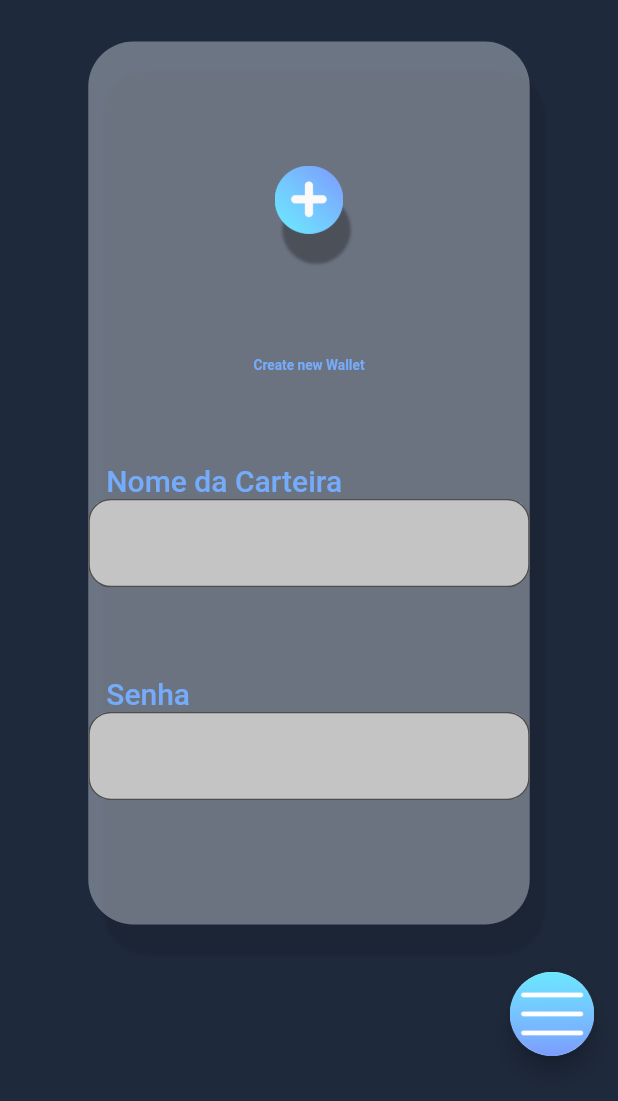
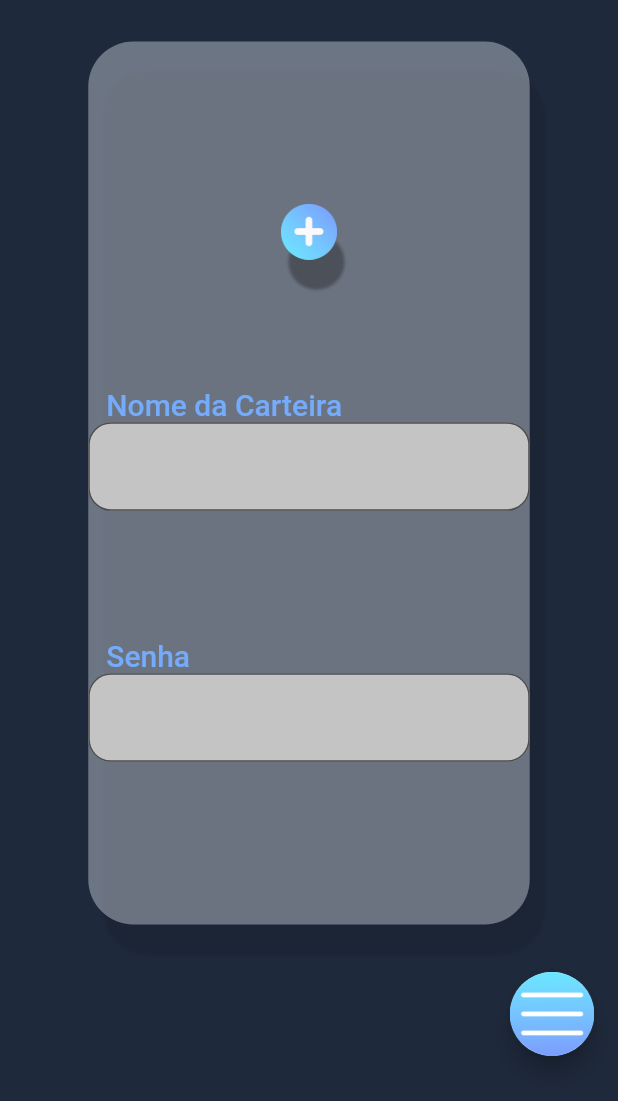
Before and after one commit to felipegenef/MyPendriveWallet, a Flutter app: the AddWalletPage screen opened by its route, on a phone screen of 412 x 824 dp, the part 135-1236 px from its top. Run offline on Flutter 3.47's test engine with Material 2 defaults, Android fonts, the phone set to English and light mode, and no system bars; our stand-ins replace pie_chart.

Commit message:
ajust icon size

```diff
--- a/lib/app/ui/Pages/AddWallet/AddWallet.dart
+++ b/lib/app/ui/Pages/AddWallet/AddWallet.dart
@@ -29,13 +29,9 @@ class _AddWalletPageState extends State<AddWalletPage> {
             child: Row(
               crossAxisAlignment: CrossAxisAlignment.center,
               mainAxisAlignment: MainAxisAlignment.spaceEvenly,
-              children: [
+              children: const [
                 AddWalletCard(
-                  onClick: () {
-                    print("add");
-                  },
                   imageURL: "assets/add.png",
-                  label: "Create new Wallet",
                 ),
               ],
             ),
--- a/lib/app/ui/Pages/AddWallet/widgets/AddWalletCard.dart
+++ b/lib/app/ui/Pages/AddWallet/widgets/AddWalletCard.dart
@@ -4,11 +4,12 @@ import 'package:flutter/services.dart';
 import '../../../../constants.dart';
 
 class AddWalletCard extends StatefulWidget {
-  const AddWalletCard({Key key, this.imageURL, this.onClick, this.label = ""})
-      : super(key: key);
+  const AddWalletCard({
+    Key key,
+    this.imageURL,
+  }) : super(key: key);
   final String imageURL;
-  final Function onClick;
-  final String label;
+
   @override
   State<AddWalletCard> createState() => _AddWalletCardState();
 }
@@ -79,16 +80,9 @@ class _AddWalletCardState extends State<AddWalletCard> {
               ],
             ),
             child: Image(
-              width: width / 9,
+              width: width / 11,
               image: AssetImage(widget.imageURL),
             ),
-          ),
-          Text(
-            widget.label,
-            style: TextStyle(
-                color: DARK_BLUE,
-                fontSize: width / 45,
-                fontWeight: FontWeight.bold),
           ),
           Container(
             constraints: const BoxConstraints(maxWidth: 400),
```
